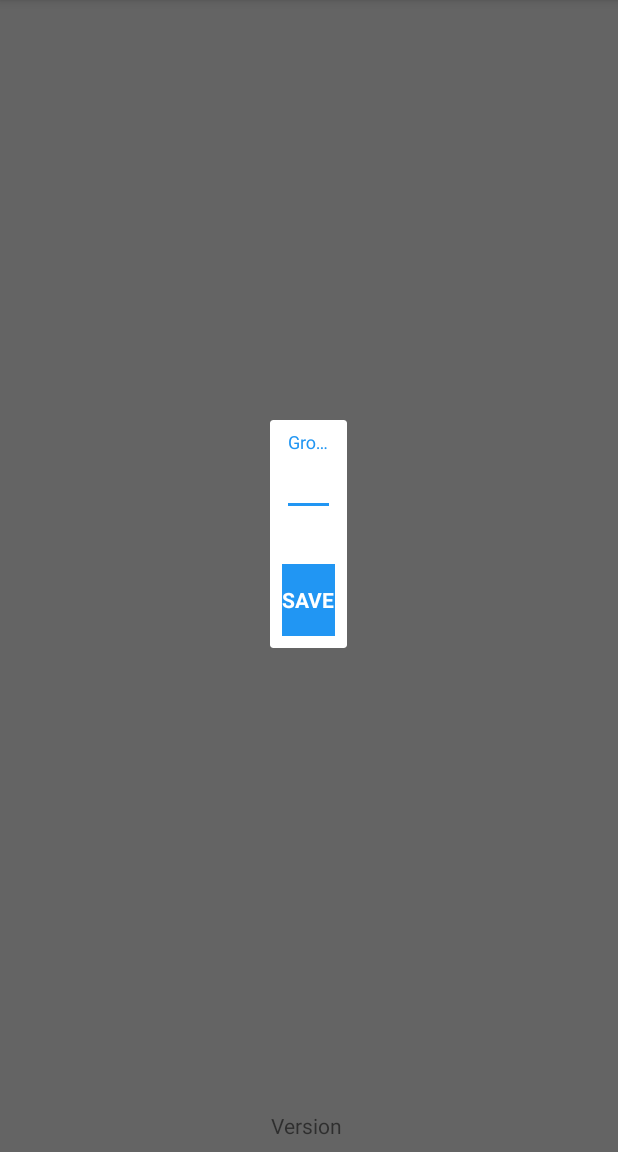
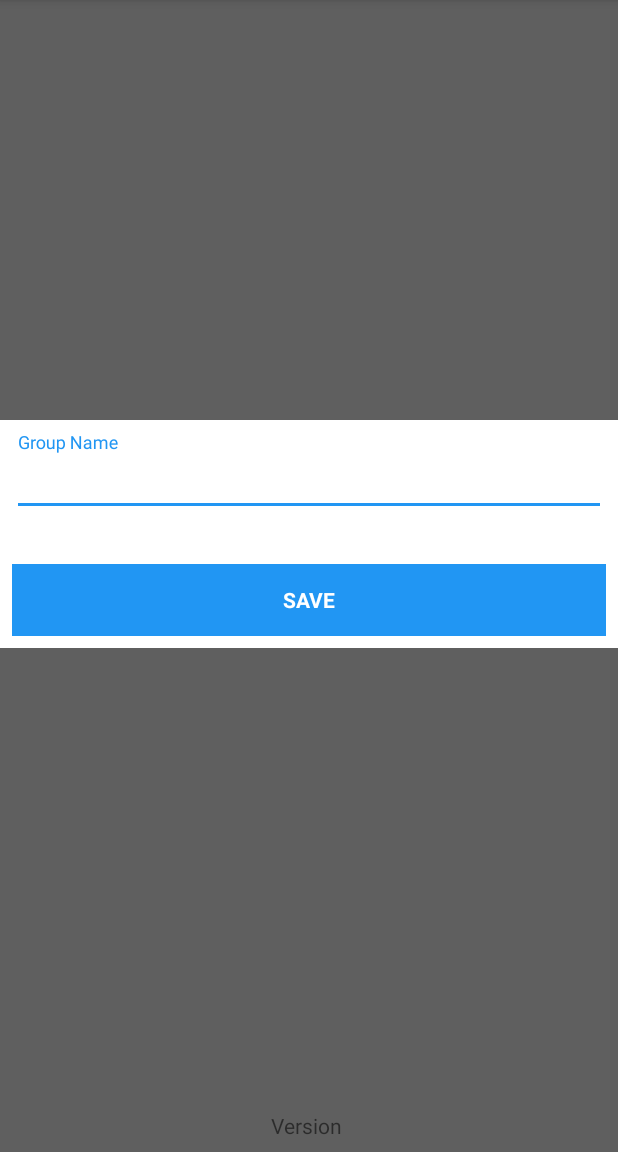
Before and after one commit to Expirat/ExpiratAndroid, an Android app: the screen it shows after launch (DashboardActivity), after a tap on "New group", on a phone screen of 412 x 824 dp, the part 84-1236 px from its top. Run offline under Robolectric (Android 15) with nearby library versions, the phone set to English and light mode, and no system bars; our stand-ins replace ButterKnife, Dagger/Hilt's generated code, Timber; libraries missing offline, so code that uses them is left out: com.crashlytics.android, com.evernote.android, com.jakewharton.rxbinding, com.squareup.sqlbrite, io.fabric.sdk and 4 more; 16 statements that could not run were skipped.

Commit message:
Refactor added new types groups

```diff
--- a/app/src/main/java/com/expirate/expirat/model/TypesContract.java
+++ b/app/src/main/java/com/expirate/expirat/model/TypesContract.java
@@ -30,7 +30,8 @@ public class TypesContract {
                         + " VALUES"
                         + "('Groceries')" + COMMA_SEPARATED
                         + "('Documents')" + COMMA_SEPARATED
-                        + "('Cosmetics')";
+                        + "('Cosmetics')" + COMMA_SEPARATED
+                        + "('Medicines')";
 
         public static final String INSERT_MEDICINE_TYPE =
                 "INSERT INTO " + TABLE_NAME
--- a/app/src/main/java/com/expirate/expirat/ui/home/DashboardActivity.java
+++ b/app/src/main/java/com/expirate/expirat/ui/home/DashboardActivity.java
@@ -78,6 +78,7 @@ public class DashboardActivity extends BaseActiviy implements DashboardContract.
 
         adapter = new DashboardAdapter(this);
         recyclerView.setAdapter(adapter);
+        recyclerView.setNestedScrollingEnabled(false);
 
         labelView.setText(String.format(Locale.getDefault(),
                 getString(R.string.label_version),
@@ -173,5 +174,6 @@ public class DashboardActivity extends BaseActiviy implements DashboardContract.
                 .build());
 
         presenter.addedNewGroup(value);
+        presenter.subscribe();
     }
 }
--- a/app/src/main/java/com/expirate/expirat/ui/widget/DialogNewGroup.java
+++ b/app/src/main/java/com/expirate/expirat/ui/widget/DialogNewGroup.java
@@ -7,6 +7,7 @@ import android.support.v4.app.DialogFragment;
 import android.view.LayoutInflater;
 import android.view.View;
 import android.view.ViewGroup;
+import android.view.Window;
 import android.widget.EditText;
 import android.widget.TextView;
 
@@ -33,10 +34,17 @@ public class DialogNewGroup extends DialogFragment {
         this.inputListener = inputListener;
     }
 
+    @Override
+    public void onResume() {
+        super.onResume();
+        getDialog().getWindow().setBackgroundDrawableResource(android.R.color.transparent);
+    }
+
     @Nullable
     @Override
     public View onCreateView(LayoutInflater inflater, @Nullable ViewGroup container,
                              @Nullable Bundle savedInstanceState) {
+        getDialog().getWindow().requestFeature(Window.FEATURE_NO_TITLE);
         return inflater.inflate(R.layout.dialog_input_group, container, false);
     }
 
@@ -51,7 +59,10 @@ public class DialogNewGroup extends DialogFragment {
                         throwable -> { /* DO NOTHING */ });
 
         btnSave.setOnClickListener(v -> {
+            dismiss();
+
             if (inputListener == null) return;
+
             inputListener.onSave(groupInput.getText().toString());
         });
     }
--- a/app/src/main/java/com/expirate/expirat/utils/Constant.java
+++ b/app/src/main/java/com/expirate/expirat/utils/Constant.java
@@ -3,7 +3,7 @@ package com.expirate.expirat.utils;
 
 public final class Constant {
     public static final String DB_NAME = "groceries.db";
-    public static final int DB_VERSION = 2;
+    public static final int DB_VERSION = 3;
     public static final String EXTRA_ID = "extra_id";
     public static final int CREATE_REQUEST_CODE = 1000;
     public static final String TAG_BUY_DATE = "buy_date";
--- /dev/null
+++ b/app/src/main/res/drawable/btn_save.xml
@@ -0,0 +1,10 @@
+<?xml version="1.0" encoding="utf-8"?>
+<selector xmlns:android="http://schemas.android.com/apk/res/android">
+    <item android:state_enabled="true" android:state_pressed="false"
+          android:drawable="@color/colorAccent" />
+
+    <item android:state_enabled="true" android:state_pressed="true"
+          android:drawable="@color/colorAccentDark" />
+
+    <item android:state_enabled="false" android:drawable="@color/gray" />
+</selector>
--- /dev/null
+++ b/app/src/main/res/drawable/dialog_bg.xml
@@ -0,0 +1,4 @@
+<?xml version="1.0" encoding="utf-8"?>
+<shape xmlns:android="http://schemas.android.com/apk/res/android">
+    <solid android:color="@android:color/white" />
+</shape>
--- a/app/src/main/res/layout/dialog_input_group.xml
+++ b/app/src/main/res/layout/dialog_input_group.xml
@@ -1,8 +1,13 @@
 <?xml version="1.0" encoding="utf-8"?>
-<LinearLayout xmlns:android="http://schemas.android.com/apk/res/android"
+<RelativeLayout xmlns:android="http://schemas.android.com/apk/res/android"
+                android:layout_width="match_parent"
+                android:layout_height="wrap_content">
+
+    <LinearLayout
             android:orientation="vertical"
             android:layout_width="match_parent"
-              android:layout_height="match_parent"
+            android:layout_height="wrap_content"
+            android:background="@drawable/dialog_bg"
             android:padding="8dp">
 
         <android.support.design.widget.TextInputLayout
@@ -18,6 +23,7 @@
                     android:maxLines="1"
                     android:inputType="textCapWords"
                     android:hint="@string/hint_group_name"/>
+
         </android.support.design.widget.TextInputLayout>
 
         <TextView
@@ -25,7 +31,7 @@
                 android:layout_width="match_parent"
                 android:layout_height="48dp"
                 android:gravity="center"
-            android:background="@color/colorAccent"
+                android:background="@drawable/btn_save"
                 android:textColor="@android:color/white"
                 android:textStyle="bold"
                 android:textAllCaps="true"
@@ -33,3 +39,4 @@
 
 
     </LinearLayout>
+</RelativeLayout>
--- a/app/src/main/res/layout/view_dashboard_item_info.xml
+++ b/app/src/main/res/layout/view_dashboard_item_info.xml
@@ -7,7 +7,8 @@
         android:layout_height="wrap_content"
         app:cardElevation="2dp"
         android:layout_marginTop="8dp"
-        android:layout_marginBottom="8dp">
+        android:layout_marginBottom="8dp"
+        android:focusableInTouchMode="true">
 
     <RelativeLayout
             android:layout_width="match_parent"
--- a/app/src/main/res/values/colors.xml
+++ b/app/src/main/res/values/colors.xml
@@ -3,7 +3,9 @@
     <color name="colorPrimary">#9575CD</color>
     <color name="colorPrimaryDark">#6545B7</color>
     <color name="colorAccent">#2196F3</color>
+    <color name="colorAccentDark">#135A91</color>
     <color name="black">#000000</color>
+    <color name="gray">#eeeeee</color>
 
     <color name="green500">#4CAF50</color>
     <color name="lime500">#CDDC39</color>
--- a/app/src/main/res/values/themes.xml
+++ b/app/src/main/res/values/themes.xml
@@ -8,5 +8,7 @@
         <item name="colorPrimary">@color/colorPrimary</item>
         <item name="colorPrimaryDark">@color/colorPrimaryDark</item>
         <item name="colorAccent">@color/colorAccent</item>
+
+        <item name="android:windowBackground">@color/gray</item>
     </style>
 </resources>
```
Lines whose indentation alone changed are shown as unchanged.
